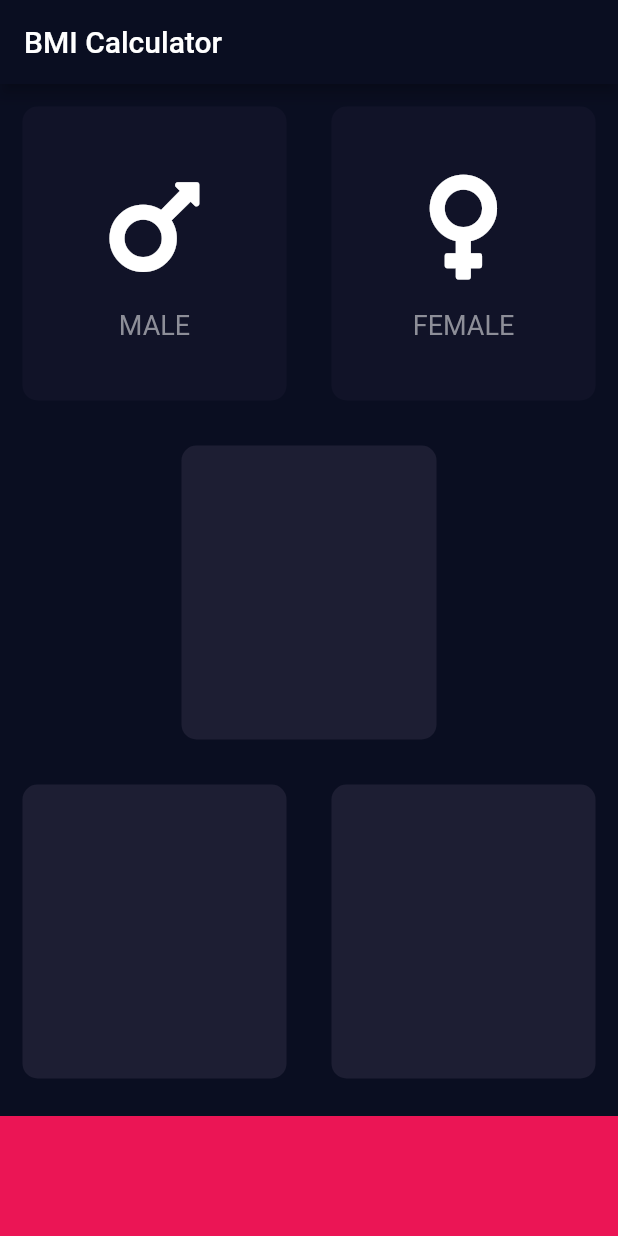
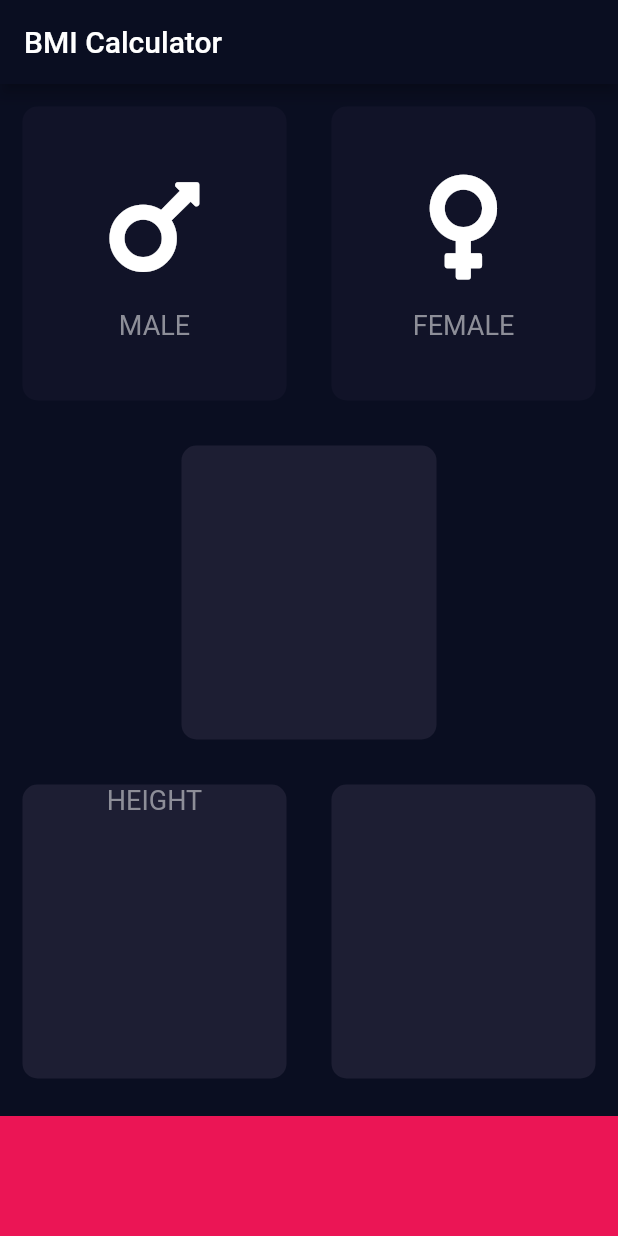
Before and after one commit to emmanue/bmi-calculator, a Flutter app: the screen it shows after launch, on a phone screen of 412 x 824 dp. Run offline on Flutter 3.47's test engine with Material 2 defaults, Android fonts, the phone set to English and light mode, and no system bars; our stand-ins replace font_awesome_flutter.

Commit message:
dedicated constants file

```diff
--- /dev/null
+++ b/lib/constants.dart
@@ -0,0 +1,12 @@
+import 'package:flutter/material.dart';
+
+// a naming convention for constants is to start with a k
+const kBottomContainerHeight = 80.0;
+const kActiveCardColour = Color(0xFF1D1E33);
+const kInactiveCardColour = Color(0xFF111328);
+const kBottomContainerColour = Color(0xFFEB1555);
+
+const kLabelTextStyle = TextStyle(
+  fontSize: 18.0,
+  color: Color(0xFF8D8E98),
+);
--- a/lib/icon_content.dart
+++ b/lib/icon_content.dart
@@ -1,11 +1,7 @@
 import 'package:flutter/material.dart';
+import 'constants.dart';
 
-// SEparation of concern to improve readability of code
-
-const labelTextStyle = TextStyle(
-  fontSize: 18.0,
-  color: Color(0xFF8D8E98),
-);
+// Separation of concern to improve readability of code
 
 class IconContent extends StatelessWidget {
   IconContent({this.icon, this.label});
@@ -27,7 +23,7 @@ class IconContent extends StatelessWidget {
         ),
         Text(
           label,
-          style: labelTextStyle,
+          style: kLabelTextStyle,
         ),
       ],
     );
--- a/lib/input_page.dart
+++ b/lib/input_page.dart
@@ -2,11 +2,7 @@ import 'package:flutter/material.dart';
 import 'package:font_awesome_flutter/font_awesome_flutter.dart';
 import 'reusable_card.dart';
 import 'icon_content.dart';
-
-const bottomContainerHeight = 80.0;
-const activeCardColour = Color(0xFF1D1E33);
-const inactiveCardColour = Color(0xFF111328);
-const bottomContainerColour = Color(0xFFEB1555);
+import 'constants.dart';
 
 enum Gender {
   male,
@@ -40,8 +36,8 @@ class _InputPageState extends State<InputPage> {
                       });
                     },
                     colour: selectedGender == Gender.male
-                        ? activeCardColour
-                        : inactiveCardColour,
+                        ? kActiveCardColour
+                        : kInactiveCardColour,
                     cardChild: IconContent(
                       icon: FontAwesomeIcons.mars,
                       label: 'MALE',
@@ -56,8 +52,8 @@ class _InputPageState extends State<InputPage> {
                       });
                     },
                     colour: selectedGender == Gender.female
-                        ? activeCardColour
-                        : inactiveCardColour,
+                        ? kActiveCardColour
+                        : kInactiveCardColour,
                     cardChild: IconContent(
                       icon: FontAwesomeIcons.venus,
                       label: 'FEMALE',
@@ -69,7 +65,7 @@ class _InputPageState extends State<InputPage> {
           ),
           Expanded(
             child: ReusableCard(
-              colour: activeCardColour,
+              colour: kActiveCardColour,
             ),
           ),
           Expanded(
@@ -77,22 +73,30 @@ class _InputPageState extends State<InputPage> {
               children: [
                 Expanded(
                   child: ReusableCard(
-                    colour: activeCardColour,
+                    colour: kActiveCardColour,
+                    cardChild: Column(
+                      children: [
+                        Text(
+                          'HEIGHT',
+                          style: kLabelTextStyle,
+                        ),
+                      ],
+                    ),
                   ),
                 ),
                 Expanded(
                   child: ReusableCard(
-                    colour: activeCardColour,
+                    colour: kActiveCardColour,
                   ),
                 ),
               ],
             ),
           ),
           Container(
-            color: bottomContainerColour,
+            color: kBottomContainerColour,
             margin: EdgeInsets.only(top: 10.0),
             width: double.infinity,
-            height: bottomContainerHeight,
+            height: kBottomContainerHeight,
           ),
         ],
       ),
```
